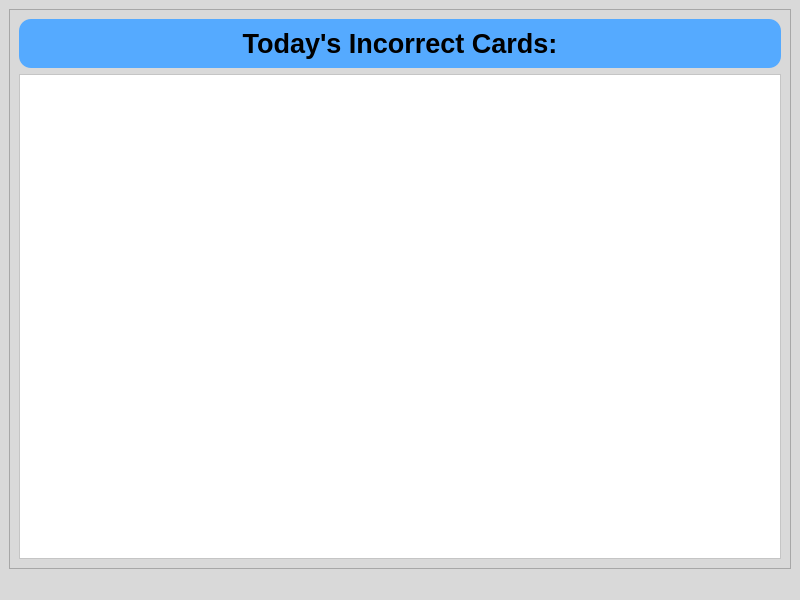
First picture: the form in src/assets/incorrect_table.ui, repository petern2599/Vocabulary-Practice-App, before the edit.
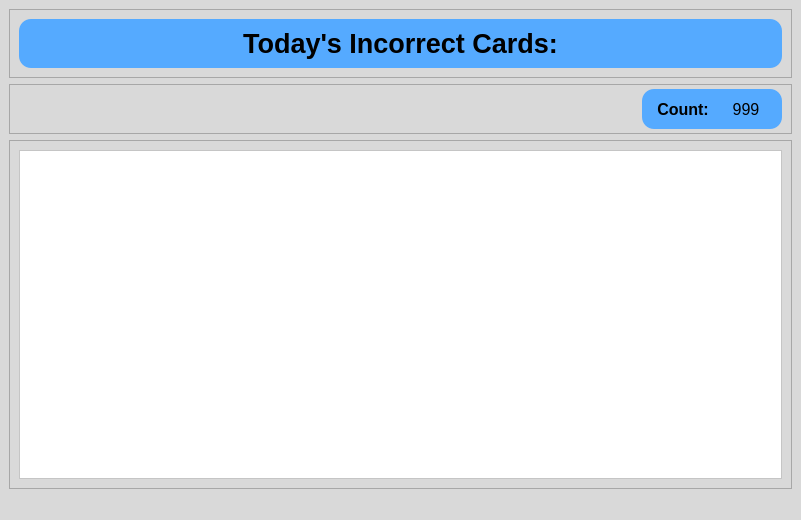
Second picture: the form after the edit.

Commit message: added counter to incorrect_table ui

Patch:
```diff
--- a/src/assets/incorrect_table.ui
+++ b/src/assets/incorrect_table.ui
@@ -6,8 +6,8 @@
    <rect>
     <x>0</x>
     <y>0</y>
-    <width>800</width>
-    <height>600</height>
+    <width>801</width>
+    <height>520</height>
    </rect>
   </property>
   <property name="windowTitle">
@@ -62,6 +62,153 @@
          </layout>
         </widget>
        </item>
+      </layout>
+     </widget>
+    </item>
+    <item>
+     <widget class="QFrame" name="frame_3">
+      <property name="minimumSize">
+       <size>
+        <width>0</width>
+        <height>50</height>
+       </size>
+      </property>
+      <property name="maximumSize">
+       <size>
+        <width>16777215</width>
+        <height>50</height>
+       </size>
+      </property>
+      <property name="frameShape">
+       <enum>QFrame::StyledPanel</enum>
+      </property>
+      <property name="frameShadow">
+       <enum>QFrame::Raised</enum>
+      </property>
+      <layout class="QHBoxLayout" name="horizontalLayout">
+       <property name="topMargin">
+        <number>0</number>
+       </property>
+       <property name="bottomMargin">
+        <number>0</number>
+       </property>
+       <item>
+        <widget class="QLabel" name="label">
+         <property name="minimumSize">
+          <size>
+           <width>150</width>
+           <height>40</height>
+          </size>
+         </property>
+         <property name="maximumSize">
+          <size>
+           <width>16777215</width>
+           <height>40</height>
+          </size>
+         </property>
+         <property name="text">
+          <string/>
+         </property>
+        </widget>
+       </item>
+       <item>
+        <widget class="QFrame" name="frame_5">
+         <property name="minimumSize">
+          <size>
+           <width>140</width>
+           <height>40</height>
+          </size>
+         </property>
+         <property name="maximumSize">
+          <size>
+           <width>140</width>
+           <height>40</height>
+          </size>
+         </property>
+         <property name="styleSheet">
+          <string notr="true">QFrame{
+	border-radius: 12px;
+	background-color:rgb(85, 170, 255);
+}</string>
+         </property>
+         <property name="frameShape">
+          <enum>QFrame::StyledPanel</enum>
+         </property>
+         <property name="frameShadow">
+          <enum>QFrame::Raised</enum>
+         </property>
+         <layout class="QHBoxLayout" name="horizontalLayout_2">
+          <item>
+           <widget class="QLabel" name="label_3">
+            <property name="minimumSize">
+             <size>
+              <width>60</width>
+              <height>20</height>
+             </size>
+            </property>
+            <property name="maximumSize">
+             <size>
+              <width>60</width>
+              <height>20</height>
+             </size>
+            </property>
+            <property name="font">
+             <font>
+              <pointsize>12</pointsize>
+              <weight>75</weight>
+              <bold>true</bold>
+             </font>
+            </property>
+            <property name="text">
+             <string>Count:</string>
+            </property>
+            <property name="alignment">
+             <set>Qt::AlignCenter</set>
+            </property>
+           </widget>
+          </item>
+          <item>
+           <widget class="QLabel" name="count_label">
+            <property name="minimumSize">
+             <size>
+              <width>50</width>
+              <height>0</height>
+             </size>
+            </property>
+            <property name="maximumSize">
+             <size>
+              <width>50</width>
+              <height>16777215</height>
+             </size>
+            </property>
+            <property name="font">
+             <font>
+              <pointsize>12</pointsize>
+             </font>
+            </property>
+            <property name="text">
+             <string>999</string>
+            </property>
+            <property name="alignment">
+             <set>Qt::AlignCenter</set>
+            </property>
+           </widget>
+          </item>
+         </layout>
+        </widget>
+       </item>
+      </layout>
+     </widget>
+    </item>
+    <item>
+     <widget class="QFrame" name="frame_4">
+      <property name="frameShape">
+       <enum>QFrame::StyledPanel</enum>
+      </property>
+      <property name="frameShadow">
+       <enum>QFrame::Raised</enum>
+      </property>
+      <layout class="QVBoxLayout" name="verticalLayout_4">
        <item>
         <widget class="QTableWidget" name="incorrect_table_widget">
          <property name="minimumSize">
```
The commit also changes 2 other files.
